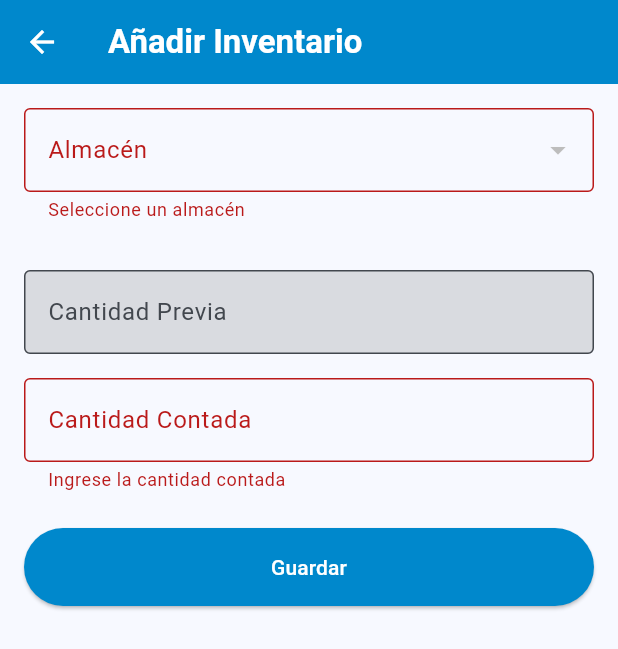
After one commit to gcivicodev/RPSInventory-Mobile-App, a Flutter app: the AddInventory screen opened directly, after a tap on "Guardar", on a phone screen of 412 x 824 dp. The commit adds this screen. Shown: the top 649 px of the screen. Run offline on Flutter 3.47's test engine with Material 3 defaults, Android fonts, the phone set to English and light mode, and no system bars; our stand-ins replace connectivity_plus, flutter_riverpod, shared_preferences, signature, sqflite; missing offline and left inert: mobile_scanner; accounts and stored records are empty.

```diff
--- a/lib/src/models/m_movements.dart
+++ b/lib/src/models/m_movements.dart
@@ -1,6 +1,5 @@
 import 'dart:convert';
 
-// Funciones auxiliares para parseo seguro
 int? _parseInt(dynamic value) {
   if (value == null) return null;
   if (value is int) return value;
@@ -75,7 +74,7 @@ class Movement {
     warehouseDestinationProductQuantityBeforeMovement: _parseDouble(json["warehouse_destination_product_quantity_before_movement"]),
     warehouseDestinationProductQuantityAfterMovement: _parseDouble(json["warehouse_destination_product_quantity_after_movement"]),
     username: json["username"],
-    localId: _parseInt(json["local_id"]),
+    localId: _parseInt(json["local_id"] ?? json["id"]),
   );
 
   Map<String, dynamic> toMap() => {
--- a/lib/src/models/m_product.dart
+++ b/lib/src/models/m_product.dart
@@ -1,6 +1,7 @@
 import 'dart:convert';
 
-List<Product> productsFromJson(String str) => List<Product>.from(json.decode(str).map((x) => Product.fromJson(x)));
+List<Product> productsFromJson(String str) =>
+    List<Product>.from(json.decode(str).map((x) => Product.fromJson(x)));
 
 class Product {
   final int id;
@@ -61,7 +62,6 @@ class Product {
     this.pdeductibleType,
   });
 
-  /// Helper function to safely parse a value to an integer.
   static int? _parseInt(dynamic value) {
     if (value == null) return null;
     if (value is int) return value;
@@ -69,9 +69,8 @@ class Product {
     return null;
   }
 
-  // Factory for creating from the API's JSON
   factory Product.fromJson(Map<String, dynamic> json) => Product(
-    id: json["id"], // Assuming 'id' is always a valid integer from the API
+    id: json["id"],
     createdAt: json["created_at"],
     updatedAt: json["updated_at"],
     deletedAt: json["deleted_at"],
@@ -91,13 +90,12 @@ class Product {
     deductible: json["deductible"],
     deductibleType: json["deductible_type"],
     price: json["price"],
-    manufactured: _parseInt(json["manufactured"]), // Safely parsing the value
+    manufactured: _parseInt(json["manufactured"]),
     hcpcCode: json["hcpc_code"],
     hcpcShortDescription: json["hcpc_short_description"],
     deductibles: jsonEncode(json["deductibles"]),
   );
 
-  // Method to convert to a Map for the DB
   Map<String, dynamic> toMap() => {
     "id": id,
     "created_at": createdAt,
@@ -124,7 +122,6 @@ class Product {
     "hcpc_short_description": hcpcShortDescription,
   };
 
-  // Factory for creating from a DB Map
   factory Product.fromMap(Map<String, dynamic> map) => Product(
     id: map["id"],
     createdAt: map["created_at"],
@@ -150,7 +147,15 @@ class Product {
     hcpcCode: map["hcpc_code"],
     hcpcShortDescription: map["hcpc_short_description"],
     currentQuantity: map["current_quantity"],
-    pdeductible: map['pdeductible']?.toString(), // Added pdeductible
-    pdeductibleType: map['pdeductible_type'], // Added pdeductible_type
+    pdeductible: map['pdeductible']?.toString(),
+    pdeductibleType: map['pdeductible_type'],
   );
+
+  @override
+  bool operator ==(Object other) =>
+      identical(this, other) ||
+          other is Product && runtimeType == other.runtimeType && id == other.id;
+
+  @override
+  int get hashCode => id.hashCode;
 }
--- a/lib/src/models/m_warehouse.dart
+++ b/lib/src/models/m_warehouse.dart
@@ -14,7 +14,8 @@ DateTime? _parseDate(dynamic value) {
   return null;
 }
 
-List<Warehouse> warehousesFromJson(String str) => List<Warehouse>.from(json.decode(str).map((x) => Warehouse.fromJson(x)));
+List<Warehouse> warehousesFromJson(String str) =>
+    List<Warehouse>.from(json.decode(str).map((x) => Warehouse.fromJson(x)));
 String warehouseToJson(Warehouse data) => json.encode(data.toMap());
 
 class Warehouse {
@@ -87,4 +88,12 @@ class Warehouse {
     "address_2": address2,
     "show_mobileapp": showMobileapp,
   };
+
+  @override
+  bool operator ==(Object other) =>
+      identical(this, other) ||
+          other is Warehouse && runtimeType == other.runtimeType && id == other.id;
+
+  @override
+  int get hashCode => id.hashCode;
 }
--- /dev/null
+++ b/lib/src/views/add_inventory.dart
@@ -0,0 +1,239 @@
+import 'package:flutter/material.dart';
+import 'package:flutter_riverpod/flutter_riverpod.dart';
+import 'package:rpsinventory/src/db_helper.dart';
+import 'package:rpsinventory/src/models/m_inventory_products_counts.dart';
+import 'package:rpsinventory/src/models/m_product.dart';
+import 'package:rpsinventory/src/models/m_warehouse.dart';
+import 'package:rpsinventory/src/providers/inventory_products_counts_provider.dart';
+import 'package:rpsinventory/src/providers/products_provider.dart';
+import 'package:rpsinventory/src/providers/warehouses_provider.dart';
+
+class AddInventory extends ConsumerStatefulWidget {
+  final InventoryProductsCount? inventoryCount;
+
+  const AddInventory({super.key, this.inventoryCount});
+  static String path = '/inventory/add';
+
+  @override
+  ConsumerState<AddInventory> createState() => _AddInventoryState();
+}
+
+class _AddInventoryState extends ConsumerState<AddInventory> {
+  final _formKey = GlobalKey<FormState>();
+  DateTime? _startTime;
+  Warehouse? _selectedWarehouse;
+  Product? _selectedProduct;
+  final _countedQuantityController = TextEditingController();
+  final _previousQuantityController = TextEditingController();
+
+  bool get isEditing => widget.inventoryCount != null;
+
+  @override
+  void initState() {
+    super.initState();
+    if (isEditing) {
+      final item = widget.inventoryCount!;
+      _startTime = item.start;
+      _selectedWarehouse = item.warehouse;
+      _selectedProduct = item.product;
+      _previousQuantityController.text = item.currentQuantity ?? '';
+      _countedQuantityController.text = item.count ?? '';
+    } else {
+      _startTime = DateTime.now();
+    }
+  }
+
+  @override
+  void dispose() {
+    _countedQuantityController.dispose();
+    _previousQuantityController.dispose();
+    super.dispose();
+  }
+
+  Future<void> _saveInventory() async {
+    if (_formKey.currentState!.validate()) {
+      if (_selectedWarehouse == null || _selectedProduct == null) {
+        ScaffoldMessenger.of(context).showSnackBar(
+          const SnackBar(
+              content: Text('Por favor, seleccione un almacén y un producto.')),
+        );
+        return;
+      }
+
+      if (isEditing) {
+        final updatedCount = InventoryProductsCount(
+          id: widget.inventoryCount!.id,
+          count: _countedQuantityController.text,
+          currentQuantity: _previousQuantityController.text,
+        );
+        await DBHelper.instance.updateInventoryProductCount(updatedCount);
+      } else {
+        final end = DateTime.now();
+        final newCount = InventoryProductsCount(
+          warehouseId: _selectedWarehouse!.id.toString(),
+          productId: _selectedProduct!.id.toString(),
+          currentQuantity: _previousQuantityController.text,
+          count: _countedQuantityController.text,
+          start: _startTime,
+          end: end,
+          createdAt: _startTime,
+          updatedAt: end,
+          userId: '1',
+          username: 'default_user',
+        );
+        await DBHelper.instance.addInventoryProductCount(newCount);
+      }
+
+      ref.invalidate(inventoryProductsCountsProvider);
+
+      if (mounted) {
+        ScaffoldMessenger.of(context).showSnackBar(
+          SnackBar(
+              content: Text(
+                  'Inventario ${isEditing ? 'actualizado' : 'guardado'} con éxito.')),
+        );
+        Navigator.pop(context);
+      }
+    }
+  }
+
+  @override
+  Widget build(BuildContext context) {
+    const primaryColor = Color(0xff0088CC);
+    final warehousesAsync = ref.watch(warehousesProvider);
+
+    return Scaffold(
+      appBar: AppBar(
+        title: Text(
+          isEditing ? 'Actualizar Inventario' : 'Añadir Inventario',
+          style: const TextStyle(fontWeight: FontWeight.bold),
+        ),
+        backgroundColor: primaryColor,
+        foregroundColor: Colors.white,
+      ),
+      body: SingleChildScrollView(
+        padding: const EdgeInsets.all(16.0),
+        child: Form(
+          key: _formKey,
+          child: Column(
+            crossAxisAlignment: CrossAxisAlignment.stretch,
+            children: [
+              warehousesAsync.when(
+                data: (warehouses) {
+                  return DropdownButtonFormField<Warehouse>(
+                    decoration: const InputDecoration(
+                      labelText: 'Almacén',
+                      border: OutlineInputBorder(),
+                    ),
+                    value: _selectedWarehouse,
+                    items: warehouses
+                        .map((w) => DropdownMenuItem(
+                      value: w,
+                      child: Text(w.name ?? 'N/A'),
+                    ))
+                        .toList(),
+                    onChanged: isEditing
+                        ? null
+                        : (value) {
+                      setState(() {
+                        _selectedWarehouse = value;
+                        _selectedProduct = null;
+                        _previousQuantityController.clear();
+                        _countedQuantityController.clear();
+                      });
+                    },
+                    validator: (value) =>
+                    value == null ? 'Seleccione un almacén' : null,
+                  );
+                },
+                loading: () => const Center(child: CircularProgressIndicator()),
+                error: (err, stack) =>
+                const Text('No se pudieron cargar los almacenes'),
+              ),
+              const SizedBox(height: 16),
+              if (_selectedWarehouse != null)
+                Consumer(
+                  builder: (context, ref, child) {
+                    final productsAsync = ref.watch(
+                        productsByWarehouseProvider(_selectedWarehouse!.id));
+                    return productsAsync.when(
+                      data: (products) {
+                        return DropdownButtonFormField<Product>(
+                          decoration: const InputDecoration(
+                            labelText: 'Producto',
+                            border: OutlineInputBorder(),
+                          ),
+                          value: _selectedProduct,
+                          items: products
+                              .map((p) => DropdownMenuItem(
+                            value: p,
+                            child: Text('${p.name} - ${p.sku} - ${p.color} - ${p.model} - ${p.size}'),
+                          ))
+                              .toList(),
+                          onChanged: isEditing
+                              ? null
+                              : (value) {
+                            setState(() {
+                              _selectedProduct = value;
+                              _previousQuantityController.text =
+                                  value?.currentQuantity?.toString() ??
+                                      '0';
+                            });
+                          },
+                          validator: (value) =>
+                          value == null ? 'Seleccione un producto' : null,
+                        );
+                      },
+                      loading: () =>
+                      const Center(child: CircularProgressIndicator()),
+                      error: (err, stack) =>
+                      const Text('No se pudieron cargar los productos'),
+                    );
+                  },
+                ),
+              const SizedBox(height: 16),
+              TextFormField(
+                controller: _previousQuantityController,
+                decoration: const InputDecoration(
+                  labelText: 'Cantidad Previa',
+                  border: OutlineInputBorder(),
+                  filled: true,
+                  fillColor: Colors.black12,
+                ),
+                readOnly: true,
+              ),
+              const SizedBox(height: 16),
+              TextFormField(
+                controller: _countedQuantityController,
+                decoration: const InputDecoration(
+                  labelText: 'Cantidad Contada',
+                  border: OutlineInputBorder(),
+                ),
+                keyboardType: TextInputType.number,
+                validator: (value) {
+                  if (value == null || value.isEmpty) {
+                    return 'Ingrese la cantidad contada';
+                  }
+                  if (double.tryParse(value) == null) {
+                    return 'Ingrese un número válido';
+                  }
+                  return null;
+                },
+              ),
+              const SizedBox(height: 24),
+              ElevatedButton(
+                onPressed: _saveInventory,
+                style: ElevatedButton.styleFrom(
+                  backgroundColor: primaryColor,
+                  foregroundColor: Colors.white,
+                  padding: const EdgeInsets.symmetric(vertical: 16),
+                ),
+                child: Text(isEditing ? 'Actualizar' : 'Guardar'),
+              ),
+            ],
+          ),
+        ),
+      ),
+    );
+  }
+}
```
Also changed, not shown: lib/src/db_helper.dart (+30 -1 lines), lib/src/models/m_inventory_products_counts.dart (+23 -18 lines), lib/src/providers/products_provider.dart (+8 -0 lines), lib/src/views/view_conduces.dart (+12 -8 lines), lib/src/views/view_inventory.dart (+59 -8 lines), lib/src/views/view_movements.dart (+12 -0 lines), lib/src/views/view_sync_almacen.dart (+8 -0 lines), lib/src/views/view_sync_carrero.dart (+8 -9 lines).
